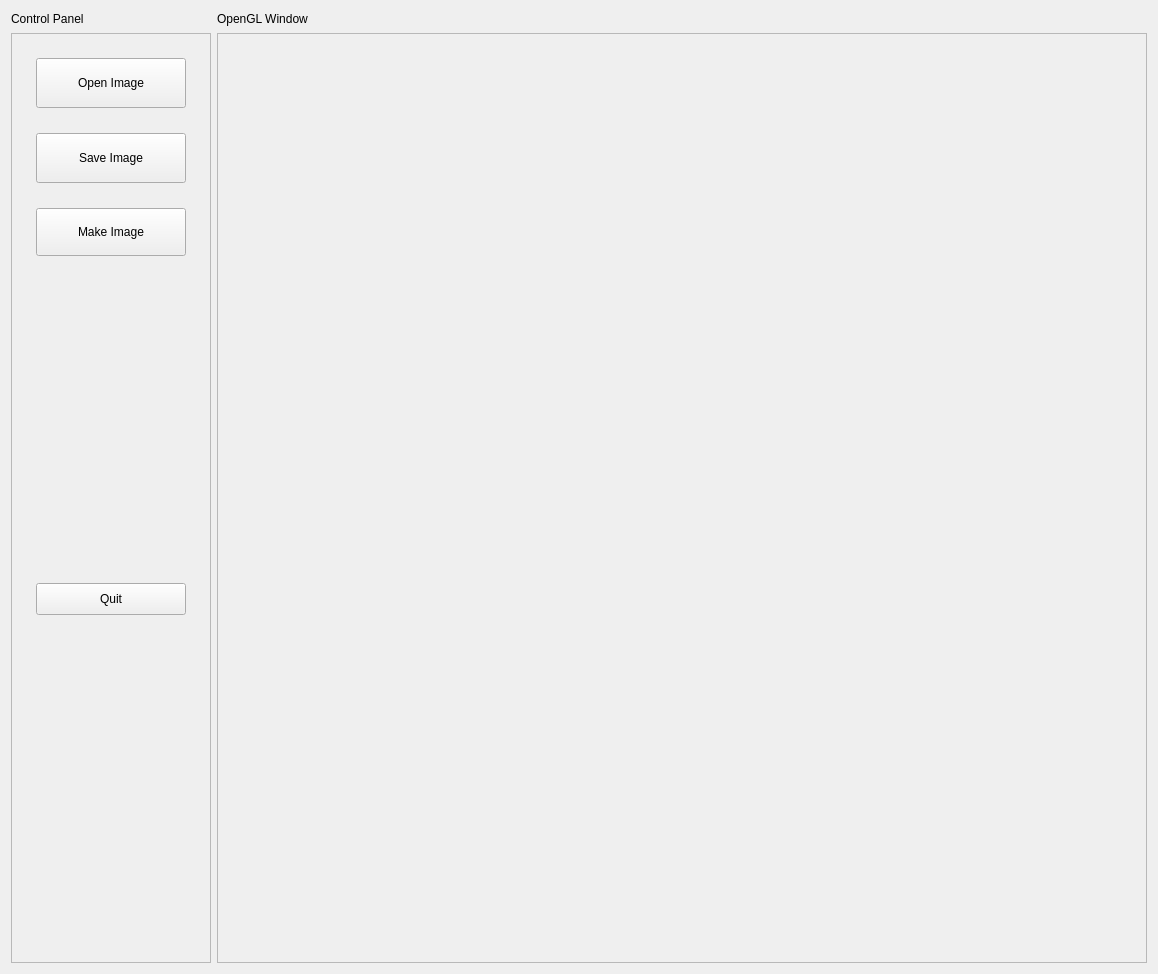
First picture: the form in MainWindow.ui, repository LloydThinks/CSC305_A4, before the edit.
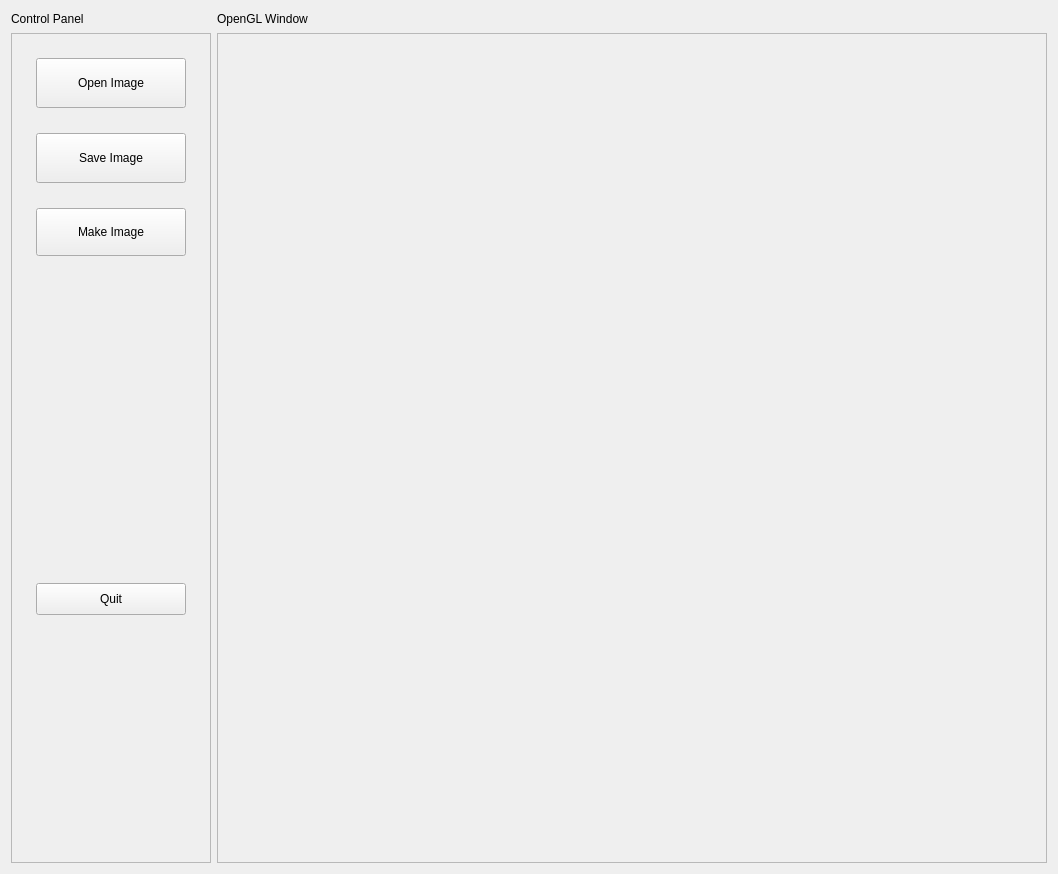
Second picture: the form after the edit.

```diff
--- a/MainWindow.ui
+++ b/MainWindow.ui
@@ -6,8 +6,8 @@
    <rect>
     <x>0</x>
     <y>0</y>
-    <width>1158</width>
-    <height>974</height>
+    <width>1058</width>
+    <height>874</height>
    </rect>
   </property>
   <property name="windowTitle">
@@ -42,8 +42,8 @@
        <rect>
         <x>0</x>
         <y>0</y>
-        <width>916</width>
-        <height>916</height>
+        <width>816</width>
+        <height>816</height>
        </rect>
       </property>
      </widget>
```
